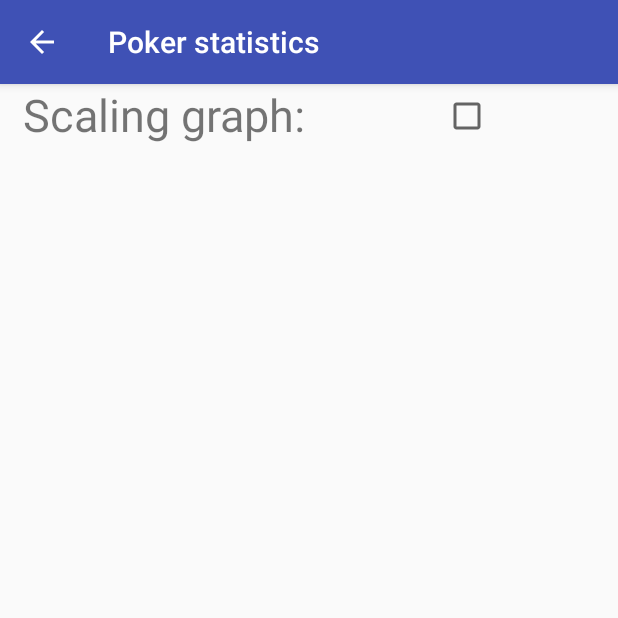
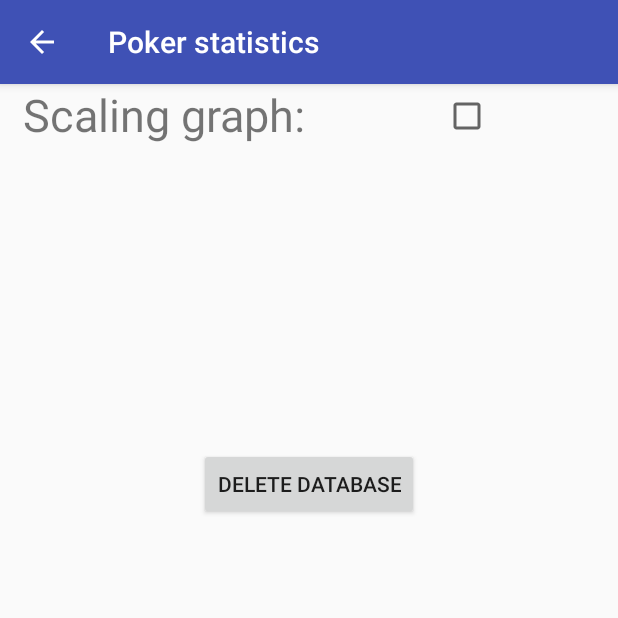
Before and after one commit to SebastianJavaGame/Poker-statistic, an Android app: the SettingActivity screen opened directly, with no data from a screen before it, on a phone screen of 412 x 824 dp, the top half of it. Run offline under Robolectric (Android 15) with nearby library versions, the phone set to English and light mode, and no system bars.

```diff
--- a/app/build.gradle
+++ b/app/build.gradle
@@ -6,8 +6,8 @@ android {
         applicationId "com.sebastian.scislak.pokerstatistics"
         minSdkVersion 15
         targetSdkVersion 26
-        versionCode 1
-        versionName "1.0"
+        versionCode 3
+        versionName "1.1"
         testInstrumentationRunner "android.support.test.runner.AndroidJUnitRunner"
     }
     buildTypes {
--- a/app/src/main/AndroidManifest.xml
+++ b/app/src/main/AndroidManifest.xml
@@ -1,6 +1,7 @@
 <?xml version="1.0" encoding="utf-8"?>
 <manifest xmlns:android="http://schemas.android.com/apk/res/android"
     package="com.sebastian.scislak.pokerstatistics">
+
 
     <application
         android:allowBackup="true"
--- a/app/src/main/java/com/sebastian/scislak/pokerstatistics/Activities/MainMenu.java
+++ b/app/src/main/java/com/sebastian/scislak/pokerstatistics/Activities/MainMenu.java
@@ -8,6 +8,7 @@ import android.view.View;
 import android.widget.Toast;
 
 import com.sebastian.scislak.pokerstatistics.R;
+import com.sebastian.scislak.pokerstatistics.ScriptsClass.SessionDB;
 import com.sebastian.scislak.pokerstatistics.ScriptsClass.SharedPreferenceManager;
 
 import java.util.Calendar;
--- a/app/src/main/java/com/sebastian/scislak/pokerstatistics/Activities/SaveDataBefore.java
+++ b/app/src/main/java/com/sebastian/scislak/pokerstatistics/Activities/SaveDataBefore.java
@@ -98,11 +98,12 @@ public class SaveDataBefore extends MyTimePicker{
 
     public void PreSaving(View view) {
         if(!checkToFieldsIsEmpty()) {
-            if(tableNumber.getText().length() < 3 || tableNumber.getText().length() > 8)
-                Toast.makeText(this, "Name or ID tournament is too short. Min 3 chars and Max 8 char", Toast.LENGTH_LONG).show();
+            if(tableNumber.getText().length() < 3 || tableNumber.getText().length() > 7)
+                Toast.makeText(this, "Name or ID tournament is too short. Min 3 chars and Max 7 char", Toast.LENGTH_LONG).show();
             else {
                 new SharedPreferenceManager(SaveDataBefore.this).AddTable(tableNumber.getText().toString(), accountBalance, super.getCountMinutes(), seatAtTheTable, countTables);
                 Toast.makeText(this, "Saving complete", Toast.LENGTH_SHORT).show();
+                finish();
             }
         }
     }
--- a/app/src/main/java/com/sebastian/scislak/pokerstatistics/Activities/SettingActivity.java
+++ b/app/src/main/java/com/sebastian/scislak/pokerstatistics/Activities/SettingActivity.java
@@ -4,8 +4,10 @@ import android.os.Bundle;
 import android.support.v7.app.AppCompatActivity;
 import android.view.View;
 import android.widget.CheckBox;
+import android.widget.Toast;
 
 import com.sebastian.scislak.pokerstatistics.R;
+import com.sebastian.scislak.pokerstatistics.ScriptsClass.SessionDB;
 import com.sebastian.scislak.pokerstatistics.ScriptsClass.SettingPreference;
 
 /**
@@ -17,11 +19,14 @@ public class SettingActivity extends AppCompatActivity {
 
     private SettingPreference setting;
 
+    private boolean delete;
+
     @Override
     protected void onCreate(Bundle savedInstanceState) {
         super.onCreate(savedInstanceState);
         setContentView(R.layout.setting_layout);
 
+        delete = false;
         setting = new SettingPreference(this);
 
         scalingGraph = findViewById(R.id.scaling_graph_checkbox);
@@ -37,4 +42,13 @@ public class SettingActivity extends AppCompatActivity {
         else
             setting.setScalingGraph(false);
     }
+
+    public void DeleteDatabase(View view) {
+        if(!delete) {
+            delete = true;
+            Toast.makeText(this, "Click two time and delete database forever",Toast.LENGTH_LONG).show();
+        }
+        else
+            this.deleteDatabase(SessionDB.DB_NAME);
+    }
 }
--- a/app/src/main/res/layout/activity_main_menu.xml
+++ b/app/src/main/res/layout/activity_main_menu.xml
@@ -38,7 +38,7 @@
 
         <View
             android:layout_width="match_parent"
-            android:layout_height="70dp" />
+            android:layout_height="20dp" />
 
         <Button
             android:layout_width="match_parent"
--- a/app/src/main/res/layout/setting_layout.xml
+++ b/app/src/main/res/layout/setting_layout.xml
@@ -24,4 +24,11 @@
             android:layout_weight="1"
             android:onClick="ClickCheckBox"/>
     </LinearLayout>
+    <Button
+        android:layout_gravity="center"
+        android:layout_marginTop="200dp"
+        android:layout_width="wrap_content"
+        android:layout_height="wrap_content"
+        android:text="Delete Database"
+        android:onClick="DeleteDatabase"/>
 </LinearLayout>
```
Also changed, not shown: app/src/main/java/com/sebastian/scislak/pokerstatistics/Activities/SaveDataAfter.java (+17 -2 lines).
